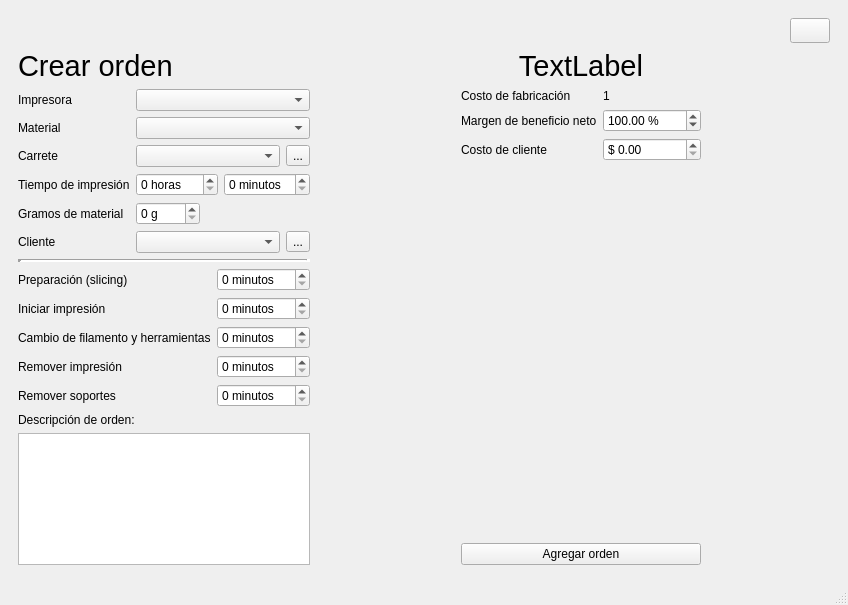
This is UI/gui.ui in LewisMojica/3DPricing as Qt 5 draws it before an edit. The edited form follows.
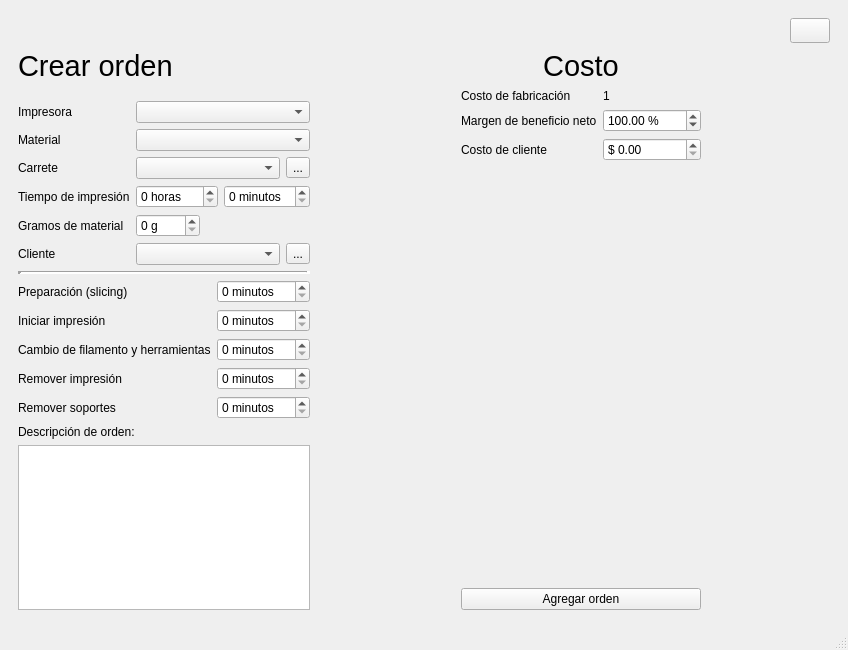
This is the edited form. Icons and pictures are not drawn.

Commit message: Uno de los spinBox no tenía efecto sobre el precio

Patch:
```diff
--- a/UI/gui.ui
+++ b/UI/gui.ui
@@ -7,7 +7,7 @@
     <x>0</x>
     <y>0</y>
     <width>848</width>
-    <height>605</height>
+    <height>650</height>
    </rect>
   </property>
   <property name="windowTitle">
@@ -574,7 +574,7 @@
              </font>
             </property>
             <property name="text">
-             <string>TextLabel</string>
+             <string>Costo</string>
             </property>
             <property name="alignment">
              <set>Qt::AlignHCenter|Qt::AlignTop</set>
```
The commit also changes 4 other files.
